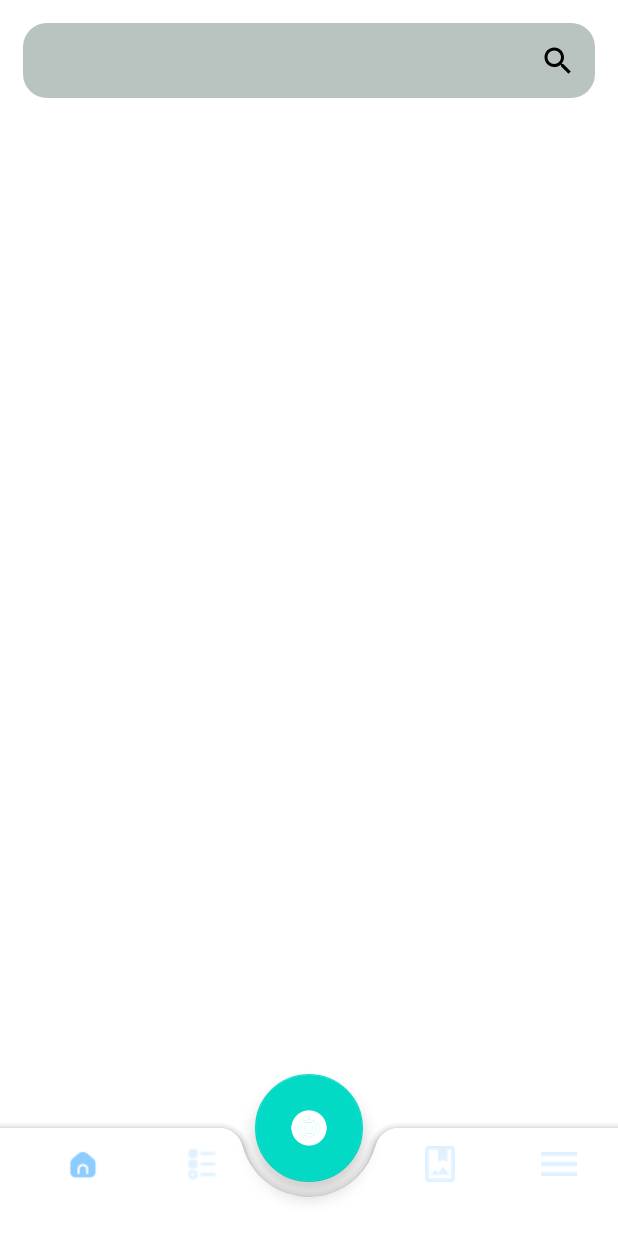
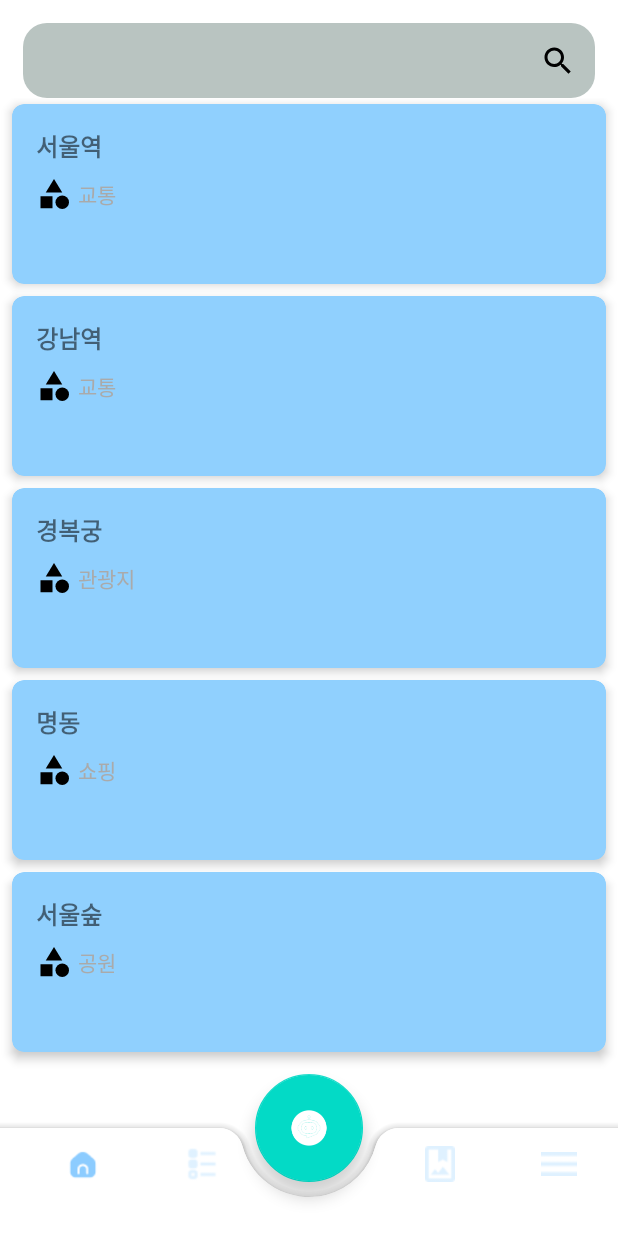
Before and after one commit to takjuntak/MOYEO, an Android app: the ScheduleAddFragment screen opened through its navigation route, on a phone screen of 412 x 824 dp. Run offline under Robolectric (Android 15) with nearby library versions, the phone set to English and light mode, and no system bars; our stand-ins replace Dagger/Hilt's generated code, data binding, navigation-ui; 1 statement that could not run was skipped.

```diff
--- a/Android/TravelTogether/app/src/main/java/com/neungi/moyeo/views/plan/ScheduleAddFragment.kt
+++ b/Android/TravelTogether/app/src/main/java/com/neungi/moyeo/views/plan/ScheduleAddFragment.kt
@@ -1,15 +1,43 @@
 package com.neungi.moyeo.views.plan
 
+import android.graphics.Path.Op
 import android.os.Bundle
 import android.view.View
+import androidx.fragment.app.activityViewModels
+import androidx.recyclerview.widget.LinearLayoutManager
+import com.neungi.domain.model.AddRequest
+import com.neungi.domain.model.Operation
+import com.neungi.domain.model.Place
+import com.neungi.domain.model.ServerEvent
 import com.neungi.moyeo.R
 import com.neungi.moyeo.config.BaseFragment
 import com.neungi.moyeo.databinding.FragmentScheduleAddBinding
+import com.neungi.moyeo.views.plan.adapter.PlaceAdapter
+import com.neungi.moyeo.views.plan.scheduleviewmodel.ScheduleViewModel
 import dagger.hilt.android.AndroidEntryPoint
 
 @AndroidEntryPoint
 class ScheduleAddFragment :BaseFragment<FragmentScheduleAddBinding>(R.layout.fragment_schedule_add) {
+    private val viewModel: ScheduleViewModel by activityViewModels()
+    private lateinit var adapter: PlaceAdapter
     override fun onViewCreated(view: View, savedInstanceState: Bundle?) {
         super.onViewCreated(view, savedInstanceState)
+
+        setupRecyclerView()
+    }
+    private fun setupRecyclerView() {
+        val placeList = mutableListOf(
+            Place(title = "서울역", category = "교통"),
+            Place(title = "강남역", category = "교통"),
+            Place(title = "경복궁", category = "관광지"),
+            Place(title = "명동", category = "쇼핑"),
+            Place(title = "서울숲", category = "공원")
+        )
+        adapter = PlaceAdapter { viewModel.webSocketManager.sendMessage(
+            AddRequest("ADD",1,1,"Test",1)
+        ) }
+        adapter.submitList(placeList)
+        binding.recyclerView.adapter = adapter
+        binding.recyclerView.layoutManager = LinearLayoutManager(context)
     }
 }
--- /dev/null
+++ b/Android/TravelTogether/app/src/main/java/com/neungi/moyeo/views/plan/adapter/PlaceAdapter.kt
@@ -0,0 +1,46 @@
+package com.neungi.moyeo.views.plan.adapter
+
+import android.view.LayoutInflater
+import android.view.View
+import android.view.ViewGroup
+import androidx.recyclerview.widget.ListAdapter
+import androidx.recyclerview.widget.DiffUtil
+import androidx.recyclerview.widget.RecyclerView
+import com.neungi.domain.model.Place
+import com.neungi.moyeo.databinding.ItemSearchPlaceBinding
+
+class PlaceAdapter(
+    private val onClick: (Place) -> Unit
+) : ListAdapter<Place, PlaceAdapter.ViewHolder>(PlaceDiffCallback()) {
+
+    // ViewHolder는 기존과 동일합니다.
+    inner class ViewHolder(private val binding: ItemSearchPlaceBinding) : RecyclerView.ViewHolder(binding.root) {
+        fun bind(data: Place) {
+            binding.tvPlaceName.text = data.title
+            binding.tvPlaceCategory.text = data.category
+//            binding.onItemClick = View.OnClickListener {
+//                onClick(data)
+//            }
+        }
+    }
+    override fun onCreateViewHolder(parent: ViewGroup, viewType: Int): ViewHolder {
+        val binding = ItemSearchPlaceBinding.inflate(LayoutInflater.from(parent.context), parent, false)
+        return ViewHolder(binding)
+    }
+
+    override fun onBindViewHolder(holder: ViewHolder, position: Int) {
+        val place = getItem(position) // ListAdapter는 getItem() 메서드를 제공
+        holder.bind(place)
+    }
+
+    class PlaceDiffCallback : DiffUtil.ItemCallback<Place>() {
+        override fun areItemsTheSame(oldItem: Place, newItem: Place): Boolean {
+            return oldItem.title == newItem.title
+        }
+
+        override fun areContentsTheSame(oldItem: Place, newItem: Place): Boolean {
+            // 아이템의 내용이 동일한지 비교하는 로직.
+            return oldItem == newItem
+        }
+    }
+}
--- a/Android/TravelTogether/app/src/main/java/com/neungi/moyeo/views/plan/scheduleviewmodel/ScheduleViewModel.kt
+++ b/Android/TravelTogether/app/src/main/java/com/neungi/moyeo/views/plan/scheduleviewmodel/ScheduleViewModel.kt
@@ -1,7 +1,10 @@
 package com.neungi.moyeo.views.plan.scheduleviewmodel
 
+import androidx.lifecycle.LiveData
+import androidx.lifecycle.MutableLiveData
 import androidx.lifecycle.ViewModel
 import com.neungi.domain.model.Operation
+import com.neungi.domain.model.Place
 import com.neungi.domain.model.ServerEvent
 import dagger.hilt.android.lifecycle.HiltViewModel
 import javax.inject.Inject
@@ -13,6 +16,8 @@ class ScheduleViewModel @Inject constructor(
     val serverUrl = "ws://43.202.51.112:8080/ws?tripId=1"
     var tripId = 0
 
+    private val _searchResults = MutableLiveData<Place>()
+    val searchResut: LiveData<Place> get() = _searchResults
     var webSocketManager : WebSocketManager // hilt에서 주입받을 수 있도록 변경
 
     fun onItemMoved(scheduleId: Int, positionPath: Int) {
--- a/Android/TravelTogether/app/src/main/res/drawable/baseline_dashboard_24.xml
+++ /dev/null
@@ -1,5 +0,0 @@
-<vector xmlns:android="http://schemas.android.com/apk/res/android" android:height="24dp" android:tint="#000000" android:viewportHeight="24" android:viewportWidth="24" android:width="24dp">
-
-    <path android:fillColor="@android:color/white" android:pathData="M3,13h8L11,3L3,3v10zM3,21h8v-6L3,15v6zM13,21h8L21,11h-8v10zM13,3v6h8L21,3h-8z"/>
-
-</vector>
--- /dev/null
+++ b/Android/TravelTogether/app/src/main/res/drawable/round_border_dragging.xml
@@ -0,0 +1,5 @@
+<?xml version="1.0" encoding="utf-8"?>
+<shape xmlns:android="http://schemas.android.com/apk/res/android">
+<solid android:color="#FF7F00"/> <!-- 배경 색상 (여기서는 파란색) -->
+<corners android:radius="16dp"/> <!-- 둥근 모서리 (radius 값으로 조절 가능) -->
+</shape>
--- a/Android/TravelTogether/app/src/main/res/layout/fragment_plan_detail.xml
+++ b/Android/TravelTogether/app/src/main/res/layout/fragment_plan_detail.xml
@@ -123,6 +123,7 @@
                 <!-- Map Fragment -->
                 <androidx.fragment.app.FragmentContainerView
                     android:id="@+id/map_fragment"
+                    android:layout_marginHorizontal="15dp"
                     android:layout_width="match_parent"
                     android:layout_height="300dp"
                     android:name="com.naver.maps.map.MapFragment" />
--- a/Android/TravelTogether/app/src/main/res/layout/fragment_schedule_add.xml
+++ b/Android/TravelTogether/app/src/main/res/layout/fragment_schedule_add.xml
@@ -37,11 +37,15 @@
                 app:layout_constraintTop_toTopOf="parent"
                 app:layout_constraintEnd_toEndOf="parent"/>
         </androidx.constraintlayout.widget.ConstraintLayout>
+
         <androidx.recyclerview.widget.RecyclerView
+            android:id="@+id/recycler_view"
             android:layout_width="match_parent"
             android:layout_height="0dp"
-            tools:listitem="@layout/item_place"
+            app:layout_constraintBottom_toBottomOf="parent"
             app:layout_constraintTop_toBottomOf="@id/search_box"
-            app:layout_constraintBottom_toBottomOf="parent"/>
+            app:layout_constraintVertical_bias="0.0"
+            tools:layout_editor_absoluteX="188dp"
+            tools:listitem="@layout/item_search_place" />
     </androidx.constraintlayout.widget.ConstraintLayout>
 </layout>
--- a/Android/TravelTogether/app/src/main/res/layout/item_schedule.xml
+++ b/Android/TravelTogether/app/src/main/res/layout/item_schedule.xml
@@ -9,6 +9,7 @@
     <!-- Left Section (20% width) -->
     <androidx.constraintlayout.widget.ConstraintLayout
         android:id="@+id/left_section"
+        android:clickable="false"
         android:layout_width="0dp"
         android:layout_height="0dp"
         app:layout_constraintHeight_percent="0.8"
--- /dev/null
+++ b/Android/TravelTogether/domain/src/main/java/com/neungi/domain/model/RouteReceive.kt
@@ -0,0 +1,6 @@
+package com.neungi.domain.model
+
+data class RouteReceive(
+    val tripId :String,
+    val routes : List<Route>
+)
--- a/Android/TravelTogether/domain/src/main/java/com/neungi/domain/repository/ScheduleRepository.kt
+++ b/Android/TravelTogether/domain/src/main/java/com/neungi/domain/repository/ScheduleRepository.kt
@@ -1,9 +1,9 @@
 package com.neungi.domain.repository
 import com.neungi.domain.model.ApiResult
-import com.neungi.domain.model.Schedule
+import com.neungi.domain.model.ScheduleData
 
 interface ScheduleRepository {
-    suspend fun getSchedulesById(tripId: Int): ApiResult<List<Schedule>>
+    suspend fun getSchedulesById(tripId: Int): ApiResult<List<ScheduleData>>
     suspend fun updateSchedule(): ApiResult<Boolean>
     suspend fun deleteSchedule(schedule: Int): ApiResult<Void>
 }
--- a/Android/TravelTogether/domain/src/main/java/com/neungi/domain/usecase/GetScheduleUseCase.kt
+++ b/Android/TravelTogether/domain/src/main/java/com/neungi/domain/usecase/GetScheduleUseCase.kt
@@ -1,14 +1,14 @@
 package com.neungi.domain.usecase
 
 import com.neungi.domain.model.ApiResult
-import com.neungi.domain.model.Schedule
+import com.neungi.domain.model.ScheduleData
 import com.neungi.domain.repository.ScheduleRepository
 import javax.inject.Inject
 
 class GetScheduleUseCase @Inject constructor(
     private val scheduleRepository : ScheduleRepository
 ) {
-    suspend fun getSchedules(tripId:Int) : ApiResult<List<Schedule>>{
+    suspend fun getSchedules(tripId:Int) : ApiResult<List<ScheduleData>>{
         return scheduleRepository.getSchedulesById(tripId)
     }
 
```
Also changed, not shown: Android/TravelTogether/app/src/main/java/com/neungi/moyeo/views/plan/ItemTouchHelper.kt (+41 -1 lines), Android/TravelTogether/app/src/main/java/com/neungi/moyeo/views/plan/PlanDetailFragment.kt (+26 -14 lines), Android/TravelTogether/app/src/main/java/com/neungi/moyeo/views/plan/adapter/SectionedAdapter.kt (+20 -8 lines), Android/TravelTogether/app/src/main/java/com/neungi/moyeo/views/plan/scheduleviewmodel/WebSocketManager.kt (+48 -13 lines), Android/TravelTogether/app/src/main/res/layout/item_place.xml (deleted, +0 -34 lines), Android/TravelTogether/domain/src/main/java/com/neungi/domain/model/AddRequest.kt (added, +9 -0 lines), Android/TravelTogether/domain/src/main/java/com/neungi/domain/model/Route.kt (+13 -6 lines), Android/TravelTogether/domain/src/main/java/com/neungi/domain/model/Schedule.kt (deleted, +0 -12 lines).
